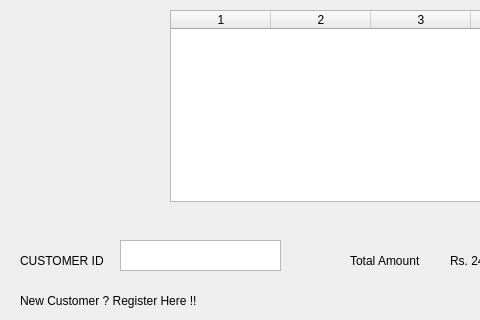
Qt form billGenerator.ui (MARK-42/Store_Management) before a commit; both pictures show x 0 to 480 and y 260 to 580 of the 809 by 580 pixel window.
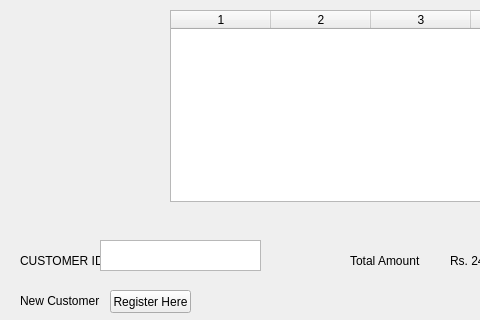
The same form after that commit.

The edit to the form file:
```diff
--- a/billGenerator.ui
+++ b/billGenerator.ui
@@ -190,7 +190,7 @@
    <widget class="QTextEdit" name="custIdTextEdit">
     <property name="geometry">
      <rect>
-      <x>120</x>
+      <x>100</x>
       <y>500</y>
       <width>161</width>
       <height>31</height>
@@ -202,12 +202,12 @@
      <rect>
       <x>20</x>
       <y>550</y>
-      <width>191</width>
+      <width>81</width>
       <height>21</height>
      </rect>
     </property>
     <property name="text">
-     <string>New Customer ? Register Here !!</string>
+     <string>New Customer ?</string>
     </property>
    </widget>
    <widget class="QLabel" name="label_11">
@@ -267,6 +267,19 @@
     <column/>
     <column/>
    </widget>
+   <widget class="QPushButton" name="regBtn">
+    <property name="geometry">
+     <rect>
+      <x>110</x>
+      <y>550</y>
+      <width>81</width>
+      <height>23</height>
+     </rect>
+    </property>
+    <property name="text">
+     <string>Register Here</string>
+    </property>
+   </widget>
   </widget>
  </widget>
  <resources/>
```
